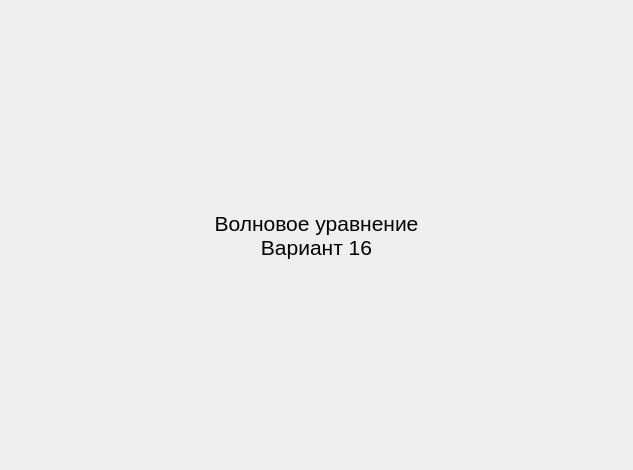
sm4ll-3gg/UNumericalMethods, file Voln/voln.ui: the form before one commit.
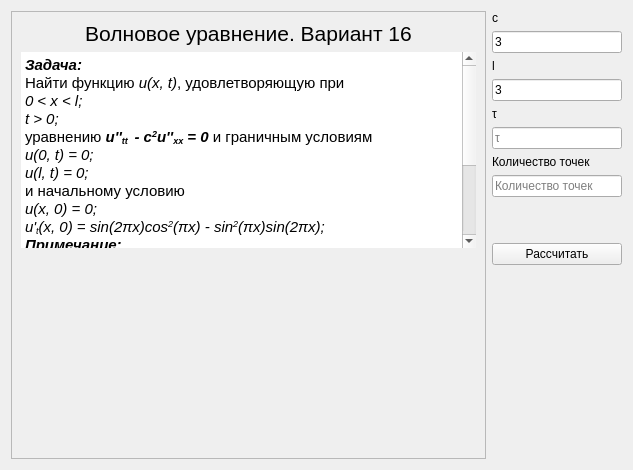
The form after the commit. Custom widgets are drawn as their Qt base class.

The edit to the form file:
```diff
--- a/Voln/voln.ui
+++ b/Voln/voln.ui
@@ -13,25 +13,326 @@
   <property name="windowTitle">
    <string>Form</string>
   </property>
-  <layout class="QVBoxLayout" name="verticalLayout">
+  <layout class="QHBoxLayout" name="horizontalLayout">
    <item>
-    <widget class="QLabel" name="label">
-     <property name="font">
-      <font>
-       <pointsize>16</pointsize>
-      </font>
-     </property>
-     <property name="text">
-      <string>Волновое уравнение 
-Вариант 16</string>
-     </property>
-     <property name="alignment">
-      <set>Qt::AlignCenter</set>
-     </property>
-    </widget>
+    <layout class="QVBoxLayout" name="srcLayout_2">
+     <item>
+      <widget class="QScrollArea" name="answerArea_2">
+       <property name="sizePolicy">
+        <sizepolicy hsizetype="Expanding" vsizetype="Expanding">
+         <horstretch>0</horstretch>
+         <verstretch>0</verstretch>
+        </sizepolicy>
+       </property>
+       <property name="sizeAdjustPolicy">
+        <enum>QAbstractScrollArea::AdjustToContentsOnFirstShow</enum>
+       </property>
+       <property name="widgetResizable">
+        <bool>true</bool>
+       </property>
+       <widget class="QWidget" name="answerAreaContents_2">
+        <property name="geometry">
+         <rect>
+          <x>0</x>
+          <y>0</y>
+          <width>473</width>
+          <height>448</height>
+         </rect>
+        </property>
+        <property name="sizePolicy">
+         <sizepolicy hsizetype="Expanding" vsizetype="Expanding">
+          <horstretch>0</horstretch>
+          <verstretch>0</verstretch>
+         </sizepolicy>
+        </property>
+        <property name="autoFillBackground">
+         <bool>true</bool>
+        </property>
+        <layout class="QVBoxLayout" name="verticalLayout_2">
+         <property name="sizeConstraint">
+          <enum>QLayout::SetDefaultConstraint</enum>
+         </property>
+         <item>
+          <widget class="QLabel" name="label">
+           <property name="font">
+            <font>
+             <pointsize>16</pointsize>
+            </font>
+           </property>
+           <property name="text">
+            <string>Волновое уравнение. Вариант 16</string>
+           </property>
+           <property name="alignment">
+            <set>Qt::AlignCenter</set>
+           </property>
+          </widget>
+         </item>
+         <item>
+          <widget class="QTextBrowser" name="conditionText_2">
+           <property name="sizePolicy">
+            <sizepolicy hsizetype="Expanding" vsizetype="Expanding">
+             <horstretch>0</horstretch>
+             <verstretch>0</verstretch>
+            </sizepolicy>
+           </property>
+           <property name="autoFillBackground">
+            <bool>false</bool>
+           </property>
+           <property name="frameShape">
+            <enum>QFrame::NoFrame</enum>
+           </property>
+           <property name="verticalScrollBarPolicy">
+            <enum>Qt::ScrollBarAsNeeded</enum>
+           </property>
+           <property name="horizontalScrollBarPolicy">
+            <enum>Qt::ScrollBarAsNeeded</enum>
+           </property>
+           <property name="sizeAdjustPolicy">
+            <enum>QAbstractScrollArea::AdjustIgnored</enum>
+           </property>
+           <property name="autoFormatting">
+            <set>QTextEdit::AutoNone</set>
+           </property>
+           <property name="undoRedoEnabled">
+            <bool>false</bool>
+           </property>
+           <property name="html">
+            <string>&lt;!DOCTYPE HTML PUBLIC &quot;-//W3C//DTD HTML 4.0//EN&quot; &quot;http://www.w3.org/TR/REC-html40/strict.dtd&quot;&gt;
+&lt;html&gt;&lt;head&gt;&lt;meta name=&quot;qrichtext&quot; content=&quot;1&quot; /&gt;&lt;style type=&quot;text/css&quot;&gt;
+p, li { white-space: pre-wrap; }
+&lt;/style&gt;&lt;/head&gt;&lt;body style=&quot; font-family:'Cantarell'; font-size:11pt; font-weight:400; font-style:normal;&quot;&gt;
+&lt;p style=&quot; margin-top:0px; margin-bottom:0px; margin-left:0px; margin-right:0px; -qt-block-indent:0; text-indent:0px;&quot;&gt;&lt;span style=&quot; font-weight:600; font-style:italic;&quot;&gt;Задача:&lt;/span&gt;&lt;/p&gt;
+&lt;p style=&quot; margin-top:0px; margin-bottom:0px; margin-left:0px; margin-right:0px; -qt-block-indent:0; text-indent:0px;&quot;&gt;Найти функцию &lt;span style=&quot; font-style:italic;&quot;&gt;u(x, t)&lt;/span&gt;, удовлетворяющую при  &lt;/p&gt;
+&lt;p style=&quot; margin-top:0px; margin-bottom:0px; margin-left:0px; margin-right:0px; -qt-block-indent:0; text-indent:0px;&quot;&gt;&lt;span style=&quot; font-style:italic;&quot;&gt;0 &amp;lt; x &amp;lt; l;&lt;/span&gt;&lt;/p&gt;
+&lt;p style=&quot; margin-top:0px; margin-bottom:0px; margin-left:0px; margin-right:0px; -qt-block-indent:0; text-indent:0px;&quot;&gt;&lt;span style=&quot; font-style:italic;&quot;&gt;t &amp;gt; 0;&lt;/span&gt;&lt;/p&gt;
+&lt;p style=&quot; margin-top:0px; margin-bottom:0px; margin-left:0px; margin-right:0px; -qt-block-indent:0; text-indent:0px;&quot;&gt;уравнению &lt;span style=&quot; font-weight:600; font-style:italic;&quot;&gt;u''&lt;/span&gt;&lt;span style=&quot; font-weight:600; font-style:italic; vertical-align:sub;&quot;&gt;tt &lt;/span&gt;&lt;span style=&quot; font-weight:600; font-style:italic;&quot;&gt; - c&lt;/span&gt;&lt;span style=&quot; font-weight:600; font-style:italic; vertical-align:super;&quot;&gt;2&lt;/span&gt;&lt;span style=&quot; font-weight:600; font-style:italic;&quot;&gt;u''&lt;/span&gt;&lt;span style=&quot; font-weight:600; font-style:italic; vertical-align:sub;&quot;&gt;xx&lt;/span&gt;&lt;span style=&quot; font-weight:600; font-style:italic;&quot;&gt; = 0&lt;/span&gt; и граничным условиям &lt;/p&gt;
+&lt;p style=&quot; margin-top:0px; margin-bottom:0px; margin-left:0px; margin-right:0px; -qt-block-indent:0; text-indent:0px;&quot;&gt;&lt;span style=&quot; font-style:italic;&quot;&gt;u(0, t) = 0;&lt;/span&gt;&lt;/p&gt;
+&lt;p style=&quot; margin-top:0px; margin-bottom:0px; margin-left:0px; margin-right:0px; -qt-block-indent:0; text-indent:0px;&quot;&gt;&lt;span style=&quot; font-style:italic;&quot;&gt;u(l, t) = 0;&lt;/span&gt;&lt;/p&gt;
+&lt;p style=&quot; margin-top:0px; margin-bottom:0px; margin-left:0px; margin-right:0px; -qt-block-indent:0; text-indent:0px;&quot;&gt;и начальному условию&lt;/p&gt;
+&lt;p style=&quot; margin-top:0px; margin-bottom:0px; margin-left:0px; margin-right:0px; -qt-block-indent:0; text-indent:0px;&quot;&gt;&lt;span style=&quot; font-style:italic;&quot;&gt;u(x, 0) = 0;&lt;/span&gt;&lt;/p&gt;
+&lt;p style=&quot; margin-top:0px; margin-bottom:0px; margin-left:0px; margin-right:0px; -qt-block-indent:0; text-indent:0px;&quot;&gt;&lt;span style=&quot; font-style:italic;&quot;&gt;u'&lt;/span&gt;&lt;span style=&quot; font-style:italic; vertical-align:sub;&quot;&gt;t&lt;/span&gt;&lt;span style=&quot; font-style:italic;&quot;&gt;(x, 0) = sin(2πx)cos&lt;/span&gt;&lt;span style=&quot; font-style:italic; vertical-align:super;&quot;&gt;2&lt;/span&gt;&lt;span style=&quot; font-style:italic;&quot;&gt;(πx) - sin&lt;/span&gt;&lt;span style=&quot; font-style:italic; vertical-align:super;&quot;&gt;2&lt;/span&gt;&lt;span style=&quot; font-style:italic;&quot;&gt;(πx)sin(2πx);&lt;/span&gt;&lt;/p&gt;
+&lt;p style=&quot; margin-top:0px; margin-bottom:0px; margin-left:0px; margin-right:0px; -qt-block-indent:0; text-indent:0px;&quot;&gt;&lt;span style=&quot; font-weight:600; font-style:italic;&quot;&gt;Примечание:&lt;/span&gt;&lt;/p&gt;
+&lt;p style=&quot; margin-top:0px; margin-bottom:0px; margin-left:0px; margin-right:0px; -qt-block-indent:0; text-indent:0px;&quot;&gt;Для решения данной задачи будем использовать неявную разностную схему&lt;/p&gt;
+&lt;p style=&quot; margin-top:0px; margin-bottom:0px; margin-left:0px; margin-right:0px; -qt-block-indent:0; text-indent:0px;&quot;&gt;             @--@--@&lt;/p&gt;
+&lt;p style=&quot; margin-top:0px; margin-bottom:0px; margin-left:0px; margin-right:0px; -qt-block-indent:0; text-indent:0px;&quot;&gt;	 |&lt;/p&gt;
+&lt;p style=&quot; margin-top:0px; margin-bottom:0px; margin-left:0px; margin-right:0px; -qt-block-indent:0; text-indent:0px;&quot;&gt;	@&lt;/p&gt;
+&lt;p style=&quot; margin-top:0px; margin-bottom:0px; margin-left:0px; margin-right:0px; -qt-block-indent:0; text-indent:0px;&quot;&gt;	 |&lt;/p&gt;
+&lt;p style=&quot; margin-top:0px; margin-bottom:0px; margin-left:0px; margin-right:0px; -qt-block-indent:0; text-indent:0px;&quot;&gt;             @--@--@&lt;/p&gt;&lt;/body&gt;&lt;/html&gt;</string>
+           </property>
+           <property name="overwriteMode">
+            <bool>false</bool>
+           </property>
+           <property name="textInteractionFlags">
+            <set>Qt::LinksAccessibleByKeyboard|Qt::LinksAccessibleByMouse</set>
+           </property>
+          </widget>
+         </item>
+         <item>
+          <widget class="Diagram" name="graph_2" native="true">
+           <property name="sizePolicy">
+            <sizepolicy hsizetype="Expanding" vsizetype="Expanding">
+             <horstretch>0</horstretch>
+             <verstretch>0</verstretch>
+            </sizepolicy>
+           </property>
+          </widget>
+         </item>
+        </layout>
+       </widget>
+      </widget>
+     </item>
+    </layout>
+   </item>
+   <item>
+    <layout class="QVBoxLayout" name="conditionLayout">
+     <item>
+      <widget class="QLabel" name="cLabel">
+       <property name="sizePolicy">
+        <sizepolicy hsizetype="Minimum" vsizetype="Minimum">
+         <horstretch>0</horstretch>
+         <verstretch>0</verstretch>
+        </sizepolicy>
+       </property>
+       <property name="text">
+        <string>c</string>
+       </property>
+       <property name="alignment">
+        <set>Qt::AlignBottom|Qt::AlignLeading|Qt::AlignLeft</set>
+       </property>
+      </widget>
+     </item>
+     <item>
+      <widget class="QLineEdit" name="cEdit">
+       <property name="sizePolicy">
+        <sizepolicy hsizetype="Minimum" vsizetype="Fixed">
+         <horstretch>0</horstretch>
+         <verstretch>0</verstretch>
+        </sizepolicy>
+       </property>
+       <property name="text">
+        <string>3</string>
+       </property>
+       <property name="placeholderText">
+        <string>c</string>
+       </property>
+      </widget>
+     </item>
+     <item>
+      <widget class="QLabel" name="lLabel">
+       <property name="sizePolicy">
+        <sizepolicy hsizetype="Minimum" vsizetype="Minimum">
+         <horstretch>0</horstretch>
+         <verstretch>0</verstretch>
+        </sizepolicy>
+       </property>
+       <property name="text">
+        <string>l</string>
+       </property>
+       <property name="alignment">
+        <set>Qt::AlignBottom|Qt::AlignLeading|Qt::AlignLeft</set>
+       </property>
+      </widget>
+     </item>
+     <item>
+      <widget class="QLineEdit" name="lEdit">
+       <property name="sizePolicy">
+        <sizepolicy hsizetype="Minimum" vsizetype="Fixed">
+         <horstretch>0</horstretch>
+         <verstretch>0</verstretch>
+        </sizepolicy>
+       </property>
+       <property name="text">
+        <string>3</string>
+       </property>
+       <property name="placeholderText">
+        <string>l</string>
+       </property>
+      </widget>
+     </item>
+     <item>
+      <widget class="QLabel" name="tauLabel">
+       <property name="sizePolicy">
+        <sizepolicy hsizetype="Minimum" vsizetype="Minimum">
+         <horstretch>0</horstretch>
+         <verstretch>0</verstretch>
+        </sizepolicy>
+       </property>
+       <property name="text">
+        <string>τ</string>
+       </property>
+       <property name="alignment">
+        <set>Qt::AlignBottom|Qt::AlignLeading|Qt::AlignLeft</set>
+       </property>
+      </widget>
+     </item>
+     <item>
+      <widget class="QLineEdit" name="tauEdit">
+       <property name="sizePolicy">
+        <sizepolicy hsizetype="Minimum" vsizetype="Fixed">
+         <horstretch>0</horstretch>
+         <verstretch>0</verstretch>
+        </sizepolicy>
+       </property>
+       <property name="text">
+        <string/>
+       </property>
+       <property name="placeholderText">
+        <string>τ</string>
+       </property>
+      </widget>
+     </item>
+     <item>
+      <widget class="QLabel" name="nLabel">
+       <property name="sizePolicy">
+        <sizepolicy hsizetype="Minimum" vsizetype="Minimum">
+         <horstretch>0</horstretch>
+         <verstretch>0</verstretch>
+        </sizepolicy>
+       </property>
+       <property name="text">
+        <string>Количество точек</string>
+       </property>
+       <property name="alignment">
+        <set>Qt::AlignBottom|Qt::AlignLeading|Qt::AlignLeft</set>
+       </property>
+      </widget>
+     </item>
+     <item>
+      <widget class="QLineEdit" name="pointCount">
+       <property name="sizePolicy">
+        <sizepolicy hsizetype="Minimum" vsizetype="Fixed">
+         <horstretch>0</horstretch>
+         <verstretch>0</verstretch>
+        </sizepolicy>
+       </property>
+       <property name="minimumSize">
+        <size>
+         <width>130</width>
+         <height>0</height>
+        </size>
+       </property>
+       <property name="text">
+        <string/>
+       </property>
+       <property name="placeholderText">
+        <string>Количество точек</string>
+       </property>
+      </widget>
+     </item>
+     <item>
+      <spacer name="verticalSpacer">
+       <property name="orientation">
+        <enum>Qt::Vertical</enum>
+       </property>
+       <property name="sizeType">
+        <enum>QSizePolicy::Fixed</enum>
+       </property>
+       <property name="sizeHint" stdset="0">
+        <size>
+         <width>20</width>
+         <height>40</height>
+        </size>
+       </property>
+      </spacer>
+     </item>
+     <item>
+      <widget class="QPushButton" name="calculateButton">
+       <property name="sizePolicy">
+        <sizepolicy hsizetype="Minimum" vsizetype="Fixed">
+         <horstretch>0</horstretch>
+         <verstretch>0</verstretch>
+        </sizepolicy>
+       </property>
+       <property name="text">
+        <string>Рассчитать</string>
+       </property>
+      </widget>
+     </item>
+     <item>
+      <spacer name="verticalSpacer_2">
+       <property name="orientation">
+        <enum>Qt::Vertical</enum>
+       </property>
+       <property name="sizeHint" stdset="0">
+        <size>
+         <width>20</width>
+         <height>40</height>
+        </size>
+       </property>
+      </spacer>
+     </item>
+    </layout>
    </item>
   </layout>
  </widget>
+ <customwidgets>
+  <customwidget>
+   <class>Diagram</class>
+   <extends>QWidget</extends>
+   <header>CustomPlot/diagram.h</header>
+   <container>1</container>
+  </customwidget>
+ </customwidgets>
  <resources/>
  <connections/>
 </ui>
```
